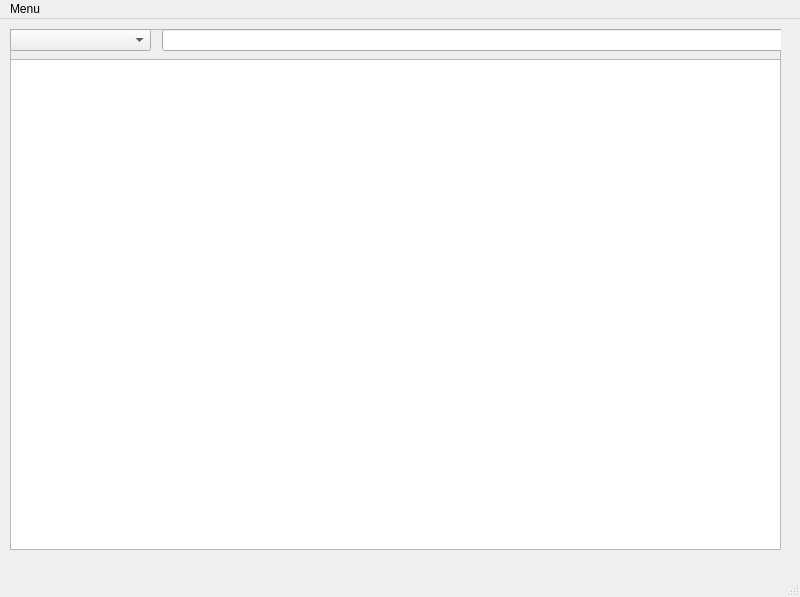
This is ui/main.ui in SharpRainbow/file_manager as Qt 5 draws it before an edit. The edited form follows.
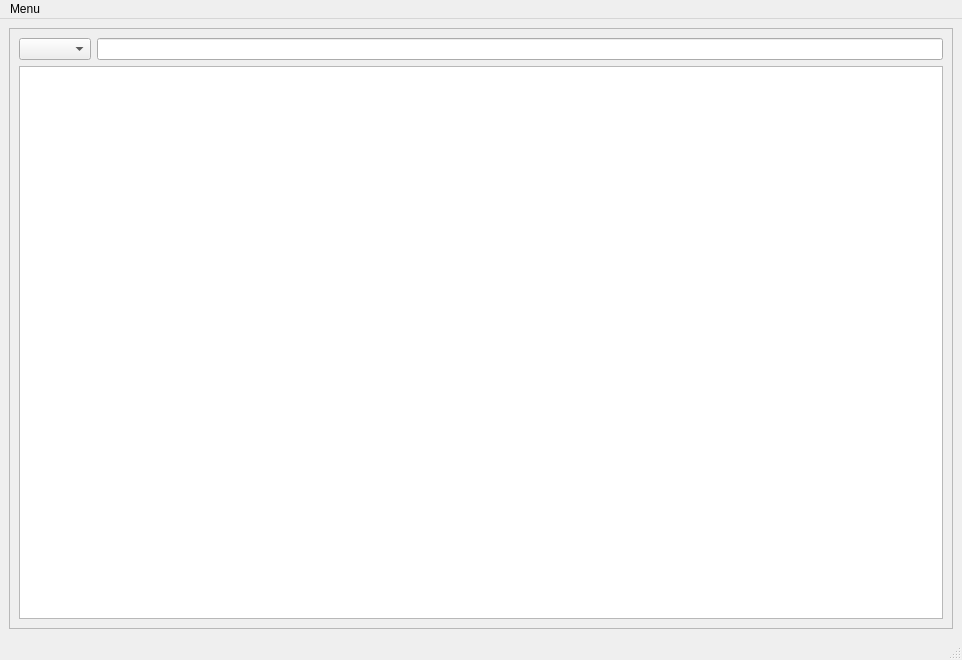
This is the edited form.

Commit message: permission error checked

```diff
--- a/ui/main.ui
+++ b/ui/main.ui
@@ -6,22 +6,22 @@
    <rect>
     <x>0</x>
     <y>0</y>
-    <width>800</width>
-    <height>597</height>
+    <width>962</width>
+    <height>660</height>
    </rect>
   </property>
   <property name="windowTitle">
    <string>MainWindow</string>
   </property>
   <widget class="QWidget" name="centralwidget">
+   <layout class="QVBoxLayout" name="verticalLayout_2">
+    <item>
    <widget class="QFrame" name="frame">
-    <property name="geometry">
-     <rect>
-      <x>10</x>
-      <y>10</y>
-      <width>771</width>
-      <height>521</height>
-     </rect>
+      <property name="sizePolicy">
+       <sizepolicy hsizetype="Expanding" vsizetype="Expanding">
+        <horstretch>0</horstretch>
+        <verstretch>0</verstretch>
+       </sizepolicy>
     </property>
     <property name="frameShape">
      <enum>QFrame::StyledPanel</enum>
@@ -29,44 +29,31 @@
     <property name="frameShadow">
      <enum>QFrame::Raised</enum>
     </property>
-    <widget class="QTreeView" name="treeView">
-     <property name="geometry">
-      <rect>
-       <x>0</x>
-       <y>30</y>
-       <width>771</width>
-       <height>491</height>
-      </rect>
-     </property>
-    </widget>
-    <widget class="QLineEdit" name="lineEdit">
-     <property name="geometry">
-      <rect>
-       <x>152</x>
-       <y>0</y>
-       <width>621</width>
-       <height>22</height>
-      </rect>
-     </property>
-    </widget>
-    <widget class="QComboBox" name="comboBox">
-     <property name="geometry">
-      <rect>
-       <x>0</x>
-       <y>0</y>
-       <width>141</width>
-       <height>22</height>
-      </rect>
-     </property>
-    </widget>
-   </widget>
+      <layout class="QVBoxLayout" name="verticalLayout">
+       <item>
+        <layout class="QHBoxLayout" name="horizontalLayout">
+         <item>
+          <widget class="QComboBox" name="comboBox"/>
+         </item>
+         <item>
+          <widget class="QLineEdit" name="lineEdit"/>
+         </item>
+        </layout>
+       </item>
+       <item>
+        <widget class="QTreeView" name="treeView"/>
+       </item>
+      </layout>
+     </widget>
+    </item>
+   </layout>
   </widget>
   <widget class="QMenuBar" name="menubar">
    <property name="geometry">
     <rect>
      <x>0</x>
      <y>0</y>
-     <width>800</width>
+     <width>962</width>
      <height>26</height>
     </rect>
    </property>
```
Lines whose indentation alone changed are shown as unchanged. The commit also changes 2 other files.
